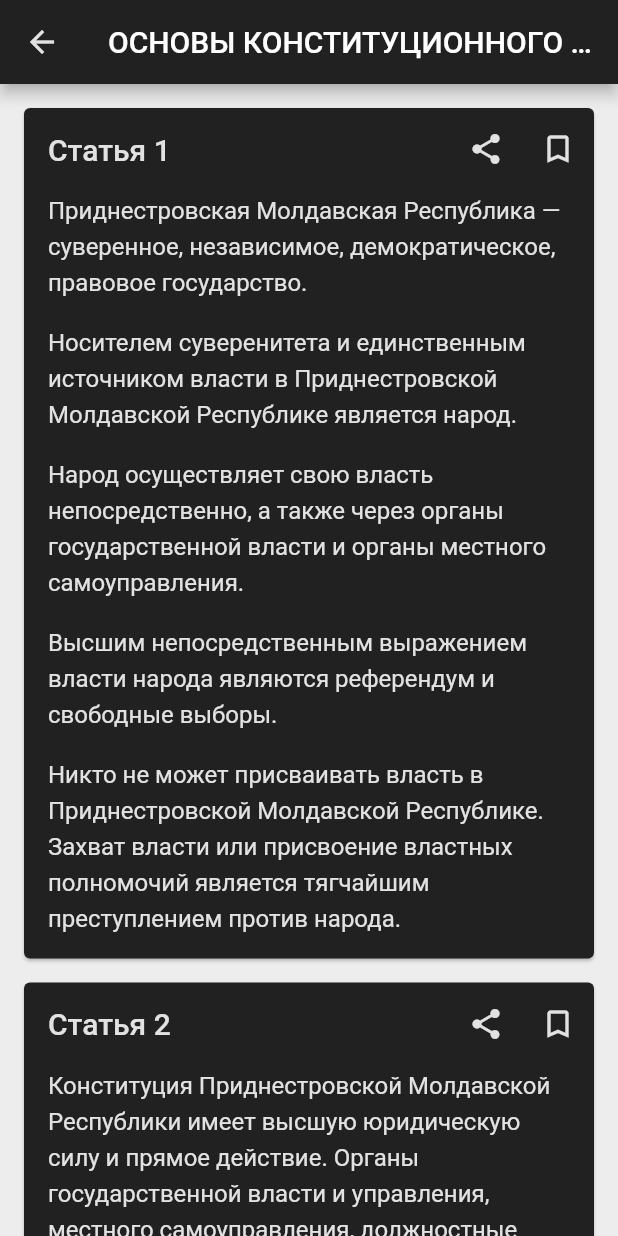
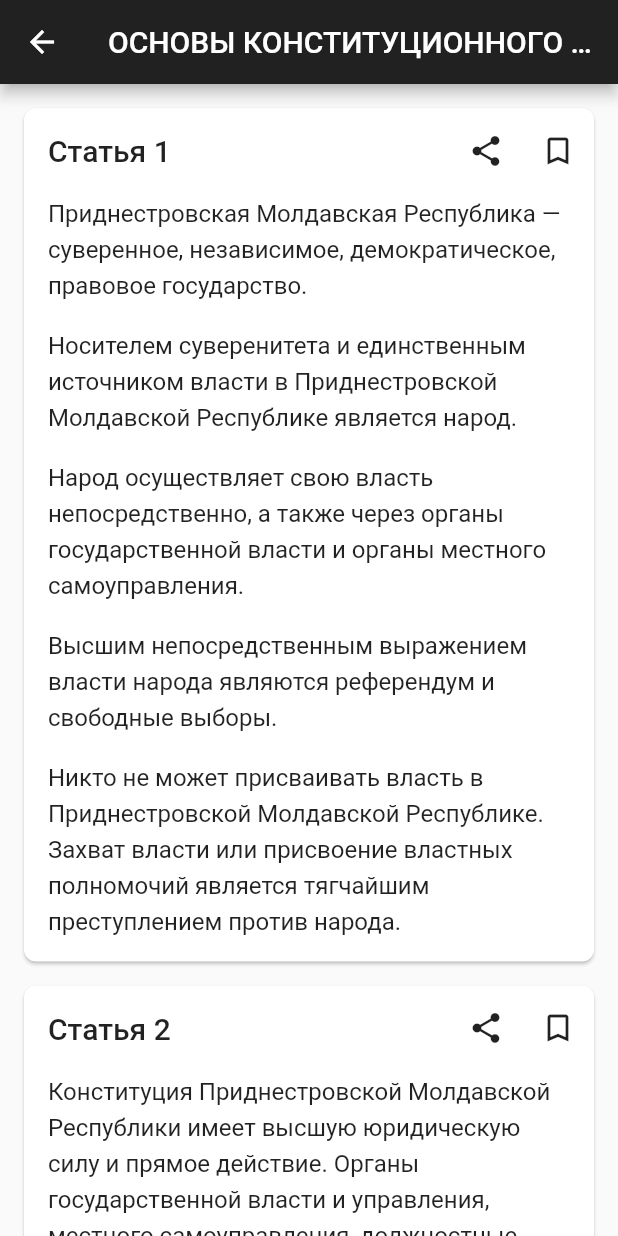
Before and after one commit to slavabelaev/constitution-flutter-app, a Flutter app: the screen it shows after launch, after a tap on an icon or button, on a phone screen of 412 x 824 dp. Run offline on Flutter 3.47's test engine with Material 2 defaults, Android fonts, the phone set to English and light mode, and no system bars; our stand-ins replace material_design_icons_flutter, share.

Commit message:
feat(Theme): add light theme

```diff
--- a/lib/main.dart
+++ b/lib/main.dart
@@ -19,48 +19,80 @@ void main() {
 }
 
 class App extends StatelessWidget {
-  final ThemeData theme = ThemeData.dark().copyWith(
-    // Define the default brightness and colors.
-    brightness: Brightness.dark,
+
+  ThemeData get _lightTheme {
+    ThemeData _theme = ThemeData.light();
+    return _theme.copyWith(
         primaryColor: Colors.grey[900],
-    accentColor: Colors.white,
+        cardTheme: _theme.cardTheme.copyWith(
+            margin: const EdgeInsets.all(0),
+            shape: RoundedRectangleBorder(borderRadius: BorderRadius.circular(8))
+        ),
+        primaryTextTheme: _theme.primaryTextTheme.copyWith(
+            headline: _theme.primaryTextTheme.headline.copyWith(
+                //color: Colors.grey[900]
+            )
+        ),
+        textTheme: TextTheme(
+            body1: _theme.textTheme.body1.copyWith(
+              fontSize: 16.0,
+              height: 1.5
+            ),
+            title: _theme.textTheme.title.copyWith(
+              fontSize: 18.0,
+              height: 1.25
+            ),
+            subtitle: _theme.textTheme.subtitle.copyWith(
+              height: 1.5,
+              fontSize: 16.0,
+              color: Colors.grey[700]
+            )
+        )
+    );
+  }
 
-    // Define the default font family.
-    //fontFamily: 'Montserrat',
-
-    backgroundColor: Colors.black,
-    bottomAppBarColor: Colors.grey[900],
-    canvasColor: Colors.grey[900],
-
-    cardColor: Colors.grey[900],
-
-    scaffoldBackgroundColor: Color.fromRGBO(0, 0, 0, 0.07),
-
-    iconTheme: IconThemeData().copyWith(
-      opacity: .87,
-      color: Colors.white
+  ThemeData get _darkTheme {
+    ThemeData _theme = ThemeData.dark();
+    Color white87 = Color.fromRGBO(255, 255, 255, .87);
+    return _theme.copyWith(
+        primaryColor: Colors.grey[900],
+        cardColor: _theme.primaryColor,
+        cardTheme: _theme.cardTheme.copyWith(
+          margin: const EdgeInsets.all(0),
+          shape: RoundedRectangleBorder(borderRadius: BorderRadius.circular(8))
         ),
-
-    // Define the default TextTheme. Use this to specify the default
-    // text styling for headlines, titles, bodies of text, and more.
+        scaffoldBackgroundColor: Colors.black87,
+        canvasColor: Colors.black87,
+        dialogTheme: _theme.dialogTheme.copyWith(
+          backgroundColor: Colors.grey[900]
+        ),
+        iconTheme: _theme.iconTheme.copyWith(
+          color: white87
+        ),
+        primaryTextTheme: _theme.primaryTextTheme.copyWith(
+          headline: _theme.primaryTextTheme.headline.copyWith(
+            color: Colors.grey[900]
+          )
+        ),
         textTheme: TextTheme(
-      headline: TextStyle(
-        fontSize: 72.0,
-        fontWeight: FontWeight.bold,
-        color: Color.fromRGBO(255, 255, 255, 0.87),
-      ),
-      title: TextStyle(
-        fontSize: 20.0,
-        color: Color.fromRGBO(255, 255, 255, 0.87)
-      ),
-      body1: TextStyle(
+            body1: _theme.textTheme.body1.copyWith(
               fontSize: 16.0,
               height: 1.5,
-        //fontFamily: 'Hind',
-        color: Color.fromRGBO(255, 255, 255, 0.87)
+              color: white87
             ),
+            title: _theme.textTheme.title.copyWith(
+                fontSize: 18.0,
+                height: 1.25,
+                color: white87
             ),
+            subtitle: _theme.textTheme.subtitle.copyWith(
+                height: 1.5,
+                fontSize: 16.0,
+                color: white87
+            )
+        )
     );
+  }
 
   AppLocalizations getLocalizations(context, Locale locale) {
     return (locale != null) ? AppLocalizations(locale) : AppLocalizations.of(context);
@@ -69,7 +101,8 @@ class App extends StatelessWidget {
   @override
   Widget build(BuildContext context) {
     return MaterialApp(
-      theme: theme,
+      theme: _lightTheme,
+      darkTheme: _darkTheme,
       localizationsDelegates: [
         GlobalMaterialLocalizations.delegate,
         GlobalWidgetsLocalizations.delegate,
--- a/lib/routes/home_route/home_route.dart
+++ b/lib/routes/home_route/home_route.dart
@@ -76,6 +76,8 @@ class _HomeRouteState extends State<HomeRoute> {
     );
   }
 
+  TextStyle get _popupMenuItemStyle => Theme.of(context).textTheme.body1;
+
   Widget _buildPopupMenu() {
     return PopupMenuButton(
         icon: Icon(Icons.more_vert),
@@ -92,11 +94,17 @@ class _HomeRouteState extends State<HomeRoute> {
         itemBuilder: (context) => [
           PopupMenuItem(
             value: popupMenuOptions.chooseLanguage,
-            child: Text(localizations.chooseLanguage),
+            child: Text(
+              localizations.chooseLanguage,
+              style: _popupMenuItemStyle,
+            ),
           ),
           PopupMenuItem(
             value: popupMenuOptions.settings,
-            child: Text(localizations.settings),
+            child: Text(
+              localizations.settings,
+              style: _popupMenuItemStyle,
+            ),
           )
         ]
     );
--- a/lib/routes/preamble_route/preamble_route.dart
+++ b/lib/routes/preamble_route/preamble_route.dart
@@ -33,7 +33,7 @@ class PreambleRoute extends StatelessWidget {
         title: Text(title),
       ),
       body: ListView(
-        padding: const EdgeInsets.all(8.0),
+        padding: const EdgeInsets.all(16.0),
         children: <Widget>[
           Card(
             child: Padding(
--- a/lib/widgets/amendment_card/amendment_card.dart
+++ b/lib/widgets/amendment_card/amendment_card.dart
@@ -165,8 +165,7 @@ class AmendmentCard extends StatelessWidget {
           CustomDivider(),
           _buildBody(context)
         ],
-      ),
-      margin: const EdgeInsets.all(0),
+      )
     );
   }
 }
--- a/lib/widgets/app_bottom_navigation_bar/app_bottom_navigation_bar.dart
+++ b/lib/widgets/app_bottom_navigation_bar/app_bottom_navigation_bar.dart
@@ -26,6 +26,10 @@ class _AppBottomNavigationBarState extends State<AppBottomNavigationBar> {
 
   @override
   Widget build(BuildContext context) {
+    TextStyle _titleStyle = Theme.of(context).textTheme.body1.copyWith(
+      fontWeight: FontWeight.w500
+    );
+    Color _iconColor = Theme.of(context).iconTheme.color;
     // TODO: implement build
     return Container(
       child: BottomNavigationBar(
@@ -34,24 +38,60 @@ class _AppBottomNavigationBarState extends State<AppBottomNavigationBar> {
         onTap: (selectedIndex) =>  handleTap(selectedIndex),
         items: <BottomNavigationBarItem>[
           BottomNavigationBarItem(
-              icon: Icon(MdiIcons.bookOutline),
-              activeIcon: Icon(MdiIcons.book),
-              title: Text(localizations.byTopic)
+              icon: Icon(
+                MdiIcons.bookOutline,
+                color: _iconColor,
+              ),
+              activeIcon: Icon(
+                MdiIcons.book,
+                color: _iconColor,
+              ),
+              title: Text(
+                localizations.byTopic,
+                style: _titleStyle,
+              ),
           ),
           BottomNavigationBarItem(
-              icon: Icon(MdiIcons.fileDocumentBoxMultipleOutline),
-              activeIcon: Icon(MdiIcons.fileDocumentBoxMultiple),
-              title: Text(localizations.articles)
+              icon: Icon(
+                MdiIcons.fileDocumentBoxMultipleOutline,
+                color: _iconColor,
+              ),
+              activeIcon: Icon(
+                MdiIcons.fileDocumentBoxMultiple,
+                color: _iconColor,
+              ),
+              title: Text(
+                localizations.articles,
+                style: _titleStyle,
+              )
           ),
           BottomNavigationBarItem(
-              icon: Icon(MdiIcons.bookmarkMultipleOutline),
-              activeIcon: Icon(MdiIcons.bookmarkMultiple),
-              title: Text(localizations.bookmarks)
+              icon: Icon(
+                MdiIcons.bookmarkMultipleOutline,
+                color: _iconColor,
+              ),
+              activeIcon: Icon(
+                MdiIcons.bookmarkMultiple,
+                color: _iconColor,
+              ),
+              title: Text(
+                localizations.bookmarks,
+                style: _titleStyle,
+              )
           ),
           BottomNavigationBarItem(
-              icon: Icon(MdiIcons.pencilOutline),
-              activeIcon: Icon(MdiIcons.pencil),
-              title: Text(localizations.amendments)
+              icon: Icon(
+                MdiIcons.pencilOutline,
+                color: _iconColor,
+              ),
+              activeIcon: Icon(
+                MdiIcons.pencil,
+                color: _iconColor,
+              ),
+              title: Text(
+                localizations.amendments,
+                style: _titleStyle,
+              )
           ),
         ],
       )
--- a/lib/widgets/app_search_delegate/app_search_delegate.dart
+++ b/lib/widgets/app_search_delegate/app_search_delegate.dart
@@ -17,9 +17,9 @@ class AppSearchDelegate extends SearchDelegate<int> {
     final ThemeData theme = Theme.of(context);
     assert(theme != null);
     return theme.copyWith(
-      //primaryColor: Colors.grey[900],
+      primaryColor: theme.primaryTextTheme.headline.color,
       primaryIconTheme: theme.primaryIconTheme.copyWith(color: Colors.grey),
-      //primaryColorBrightness: Brightness.dark,
+      primaryColorBrightness: Brightness.dark,
       primaryTextTheme: theme.textTheme,
     );
   }
--- a/lib/widgets/article_card/article_card.dart
+++ b/lib/widgets/article_card/article_card.dart
@@ -27,13 +27,15 @@ class _ArticleCardState extends State<ArticleCard> {
     setState(() => checked = !checked);
   }
 
-  final TextStyle _subParagraphTitleStyle = TextStyle(
-      fontWeight: FontWeight.bold
+  TextStyle get _titleStyle => Theme.of(context).textTheme.title.copyWith(
+    fontSize: 20.0
   );
-  final TextStyle _paragraphTitleStyle = TextStyle(
-      fontSize: 18.0,
-      height: 1,
-      fontWeight: FontWeight.w600
+
+  TextStyle get _subParagraphTitleStyle => Theme.of(context).textTheme.title.copyWith(
+    fontSize: 16.0
+  );
+  TextStyle get _paragraphTitleStyle => Theme.of(context).textTheme.title.copyWith(
+    fontSize: 18.0
   );
 
   Widget _buildSubParagraph(SubParagraph subParagraph, bool isLast) {
@@ -183,7 +185,7 @@ class _ArticleCardState extends State<ArticleCard> {
           child: Container(
             child: Text(
                 '${localizations.article} ${article.number}',
-                style: Theme.of(context).textTheme.title
+                style: _titleStyle
             ),
             padding: const EdgeInsets.all(16.0),
           )
@@ -245,7 +247,6 @@ class _ArticleCardState extends State<ArticleCard> {
   @override
   Widget build(BuildContext context) {
     return Card(
-      margin: const EdgeInsets.all(0),
       child: Column(
         crossAxisAlignment: CrossAxisAlignment.start,
         children: <Widget>[
--- a/lib/widgets/content_view/content_view.dart
+++ b/lib/widgets/content_view/content_view.dart
@@ -13,13 +13,9 @@ class ContentView extends StatelessWidget {
   ContentViewLocalizations localizations;
 
   final List<Section> content;
-  final TextStyle _titleStyle = TextStyle(
-      color: Color.fromRGBO(255, 255, 255, 0.87),
-      height: 1.25,
-      fontWeight: FontWeight.w500
-  );
   final TextStyle _leadingStyle = TextStyle(
-      fontWeight: FontWeight.w500
+    fontWeight: FontWeight.bold,
+    color: Colors.white
   );
 
   void _showArticles(
@@ -64,7 +60,10 @@ class ContentView extends StatelessWidget {
     bool isPreamble = (section.startsWith == 0);
 
     Widget _buildSubtitle() {
-      return isPreamble ? null : Text('${localizations.articles} ${section.startsWith}-${section.endsWith}');
+      return isPreamble ? null : Text(
+        '${localizations.articles} ${section.startsWith}-${section.endsWith}',
+        style: Theme.of(context).textTheme.subtitle,
+      );
     }
 
     return ListTile(
@@ -73,11 +72,11 @@ class ContentView extends StatelessWidget {
           section.name,
           style: _leadingStyle
         ),
-        backgroundColor: Colors.grey[900],
+        backgroundColor: Theme.of(context).primaryColor,
       ),
       title: Text(
         section.title,
-        style: _titleStyle
+        style: Theme.of(context).textTheme.title
       ),
       subtitle: _buildSubtitle(),
       onTap: () => isPreamble ?
@@ -89,7 +88,7 @@ class ContentView extends StatelessWidget {
   Widget _buildChapterListTile(BuildContext context, Section section, Chapter chapter) {
     return ListTile(
       leading: CircleAvatar(
-        backgroundColor: Colors.grey[800],
+        backgroundColor: Theme.of(context).primaryColor,
         child: Text(
           chapter.number.toString(),
           style: _leadingStyle
@@ -97,9 +96,12 @@ class ContentView extends StatelessWidget {
       ),
       title: Text(
         chapter.title,
-        style: _titleStyle,
+        style: Theme.of(context).textTheme.title,
       ),
-      subtitle: Text('${localizations.articles} ${chapter.startsWith}-${chapter.endsWith}'),
+      subtitle: Text(
+        '${localizations.articles} ${chapter.startsWith}-${chapter.endsWith}',
+        style: Theme.of(context).textTheme.subtitle,
+      ),
       onTap: () => _showArticles(context, chapter.title, section.name, chapter.startsWith, chapter.endsWith),
     );
   }
@@ -107,12 +109,15 @@ class ContentView extends StatelessWidget {
   Widget _buildListTileWithChapters(BuildContext context, Section section) {
     return ExpansionTile(
       leading: CircleAvatar(
-        backgroundColor: Colors.grey[900],
-        child: Text(section.name),
+        backgroundColor: Theme.of(context).primaryColor,
+        child: Text(
+          section.name,
+          style: _leadingStyle,
+        ),
       ),
       title: Text(
         section.title,
-        style: _titleStyle
+        style: Theme.of(context).textTheme.title
       ),
       children: section.chapters.map(
           (chapter) => _buildChapterListTile(context, section, chapter)
```
Lines whose indentation alone changed are shown as unchanged.
